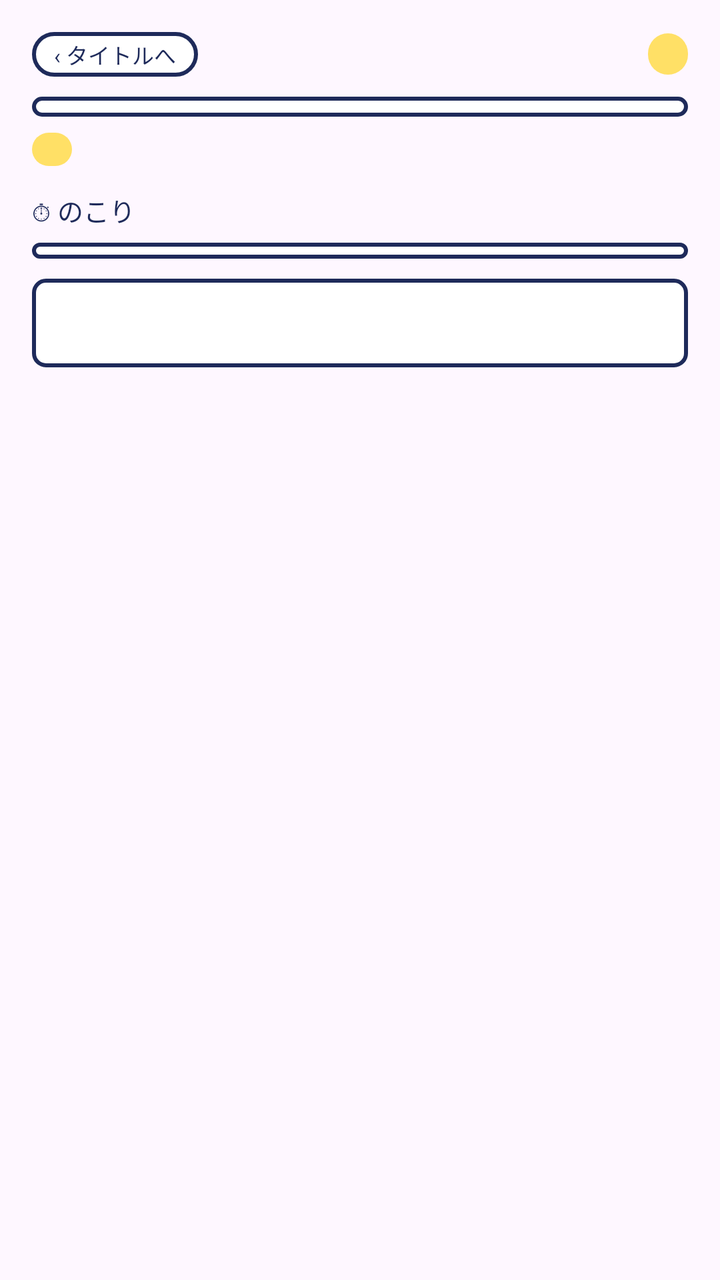
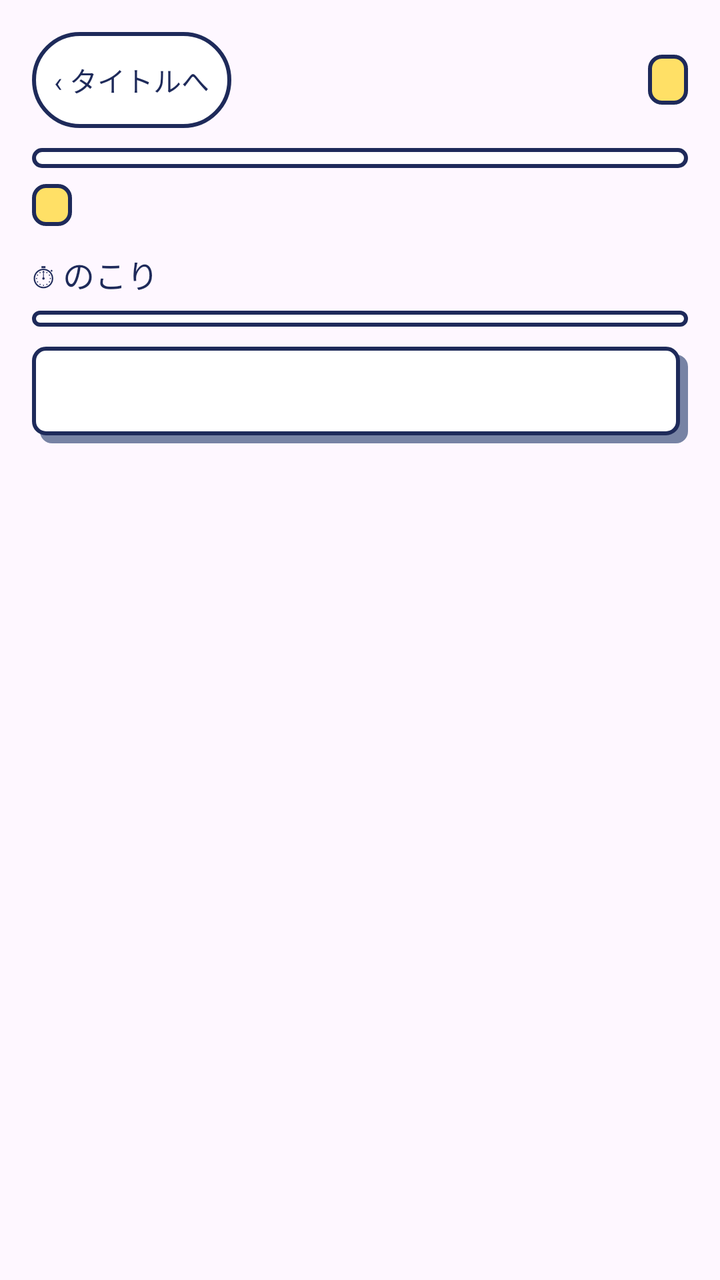

Two renders of the same Android screen: before a commit and after it. Below are the layout's source before the change and the commit's diff.
<!-- AndroidManifest.xml: application theme Theme.AppDesignandDevelopment -->
<!-- res/layout/screen_question.xml -->
<?xml version="1.0" encoding="utf-8"?>
<LinearLayout xmlns:android="http://schemas.android.com/apk/res/android"
    android:layout_width="match_parent"
    android:layout_height="match_parent"
    android:orientation="vertical"
    android:padding="16dp">

    <LinearLayout
        android:layout_width="match_parent"
        android:layout_height="wrap_content"
        android:gravity="center_vertical"
        android:orientation="horizontal">

        <TextView
            android:id="@+id/btn_quit_question"
            android:layout_width="wrap_content"
            android:layout_height="wrap_content"
            android:background="@drawable/bg_pill"
            android:paddingHorizontal="11dp"
            android:paddingVertical="3dp"
            android:text="@string/back_to_title"
            android:textColor="@color/ink"
            android:textSize="11sp" />

        <TextView
            android:id="@+id/question_number"
            android:layout_width="0dp"
            android:layout_height="wrap_content"
            android:layout_weight="1"
            android:gravity="center"
            android:textColor="@color/ink"
            android:textSize="15sp"
            android:textStyle="bold" />

        <TextView
            android:id="@+id/question_score"
            android:layout_width="wrap_content"
            android:layout_height="wrap_content"
            android:background="@drawable/bg_pill_tag"
            android:paddingHorizontal="10dp"
            android:paddingVertical="3dp"
            android:textColor="@color/ink"
            android:textSize="11sp" />
    </LinearLayout>

    <ProgressBar
        android:id="@+id/question_progress"
        style="?android:attr/progressBarStyleHorizontal"
        android:layout_width="match_parent"
        android:layout_height="10dp"
        android:layout_marginTop="10dp"
        android:max="100"
        android:progressDrawable="@drawable/progress_bar" />

    <LinearLayout
        android:layout_width="match_parent"
        android:layout_height="wrap_content"
        android:layout_marginTop="8dp"
        android:gravity="center_vertical"
        android:orientation="horizontal">

        <TextView
            android:id="@+id/question_category"
            android:layout_width="wrap_content"
            android:layout_height="wrap_content"
            android:background="@drawable/bg_pill_tag"
            android:paddingHorizontal="10dp"
            android:paddingVertical="1dp"
            android:textColor="@color/ink"
            android:textSize="11sp" />

        <TextView
            android:id="@+id/question_streak"
            android:layout_width="0dp"
            android:layout_height="wrap_content"
            android:layout_weight="1"
            android:gravity="end"
            android:textColor="@color/primary"
            android:textSize="11sp" />
    </LinearLayout>

    <LinearLayout
        android:layout_width="match_parent"
        android:layout_height="wrap_content"
        android:layout_marginTop="10dp"
        android:gravity="center_vertical"
        android:orientation="horizontal">

        <TextView
            android:layout_width="0dp"
            android:layout_height="wrap_content"
            android:layout_weight="1"
            android:text="@string/time_remaining_label"
            android:textColor="@color/ink"
            android:textSize="13sp" />

        <TextView
            android:id="@+id/timer_text"
            android:layout_width="wrap_content"
            android:layout_height="wrap_content"
            android:textColor="@color/ink"
            android:textSize="18sp"
            android:textStyle="bold" />
    </LinearLayout>

    <ProgressBar
        android:id="@+id/timer_bar"
        style="?android:attr/progressBarStyleHorizontal"
        android:layout_width="match_parent"
        android:layout_height="8dp"
        android:layout_marginTop="4dp"
        android:max="1000"
        android:progressDrawable="@drawable/progress_bar" />

    <LinearLayout
        android:layout_width="match_parent"
        android:layout_height="wrap_content"
        android:layout_marginTop="10dp"
        android:background="@drawable/bg_card"
        android:orientation="vertical"
        android:padding="12dp">

        <TextView
            android:id="@+id/question_image"
            android:layout_width="match_parent"
            android:layout_height="84dp"
            android:layout_marginBottom="8dp"
            android:background="@drawable/bg_card"
            android:gravity="center"
            android:text="🖼"
            android:textSize="32sp"
            android:visibility="gone" />

        <TextView
            android:id="@+id/question_text"
            android:layout_width="match_parent"
            android:layout_height="wrap_content"
            android:lineSpacingMultiplier="1.3"
            android:textColor="@color/ink"
            android:textSize="15sp" />
    </LinearLayout>

    <ScrollView
        android:layout_width="match_parent"
        android:layout_height="0dp"
        android:layout_weight="1"
        android:layout_marginTop="10dp">

        <LinearLayout
            android:id="@+id/choice_list"
            android:layout_width="match_parent"
            android:layout_height="wrap_content"
            android:orientation="vertical" />
    </ScrollView>

</LinearLayout>
<!-- resources referenced by this layout -->
<resources>
  <color name="ink">#1E2A5A</color>
  <color name="primary">#FF5A5F</color>
  <!-- drawable bg_card (drawable) -->
  <?xml version="1.0" encoding="utf-8"?>
  <shape xmlns:android="http://schemas.android.com/apk/res/android" android:shape="rectangle">
      <solid android:color="@color/white" />
      <stroke android:width="2dp" android:color="@color/line" />
      <corners android:radius="6dp" />
  </shape>
  <!-- drawable bg_pill (drawable) -->
  <?xml version="1.0" encoding="utf-8"?>
  <shape xmlns:android="http://schemas.android.com/apk/res/android" android:shape="rectangle">
      <solid android:color="@color/white" />
      <stroke android:width="2dp" android:color="@color/line" />
      <corners android:radius="99dp" />
  </shape>
  <!-- drawable bg_pill_tag (drawable) -->
  <?xml version="1.0" encoding="utf-8"?>
  <shape xmlns:android="http://schemas.android.com/apk/res/android" android:shape="rectangle">
      <solid android:color="@color/secondary" />
      <corners android:radius="99dp" />
  </shape>
  <!-- drawable progress_bar (drawable) -->
  <?xml version="1.0" encoding="utf-8"?>
  <layer-list xmlns:android="http://schemas.android.com/apk/res/android">
      <item android:id="@android:id/background">
          <shape android:shape="rectangle">
              <solid android:color="@color/white" />
              <stroke android:width="2dp" android:color="@color/line" />
              <corners android:radius="99dp" />
          </shape>
      </item>
      <item android:id="@android:id/progress">
          <clip>
              <shape android:shape="rectangle">
                  <solid android:color="@color/primary" />
                  <corners android:radius="99dp" />
              </shape>
          </clip>
      </item>
  </layer-list>
  <string name="back_to_title">‹ タイトルへ</string>
  <string name="time_remaining_label">⏱ のこり</string>
  <style name="Theme.AppDesignandDevelopment" parent="Base.Theme.AppDesignandDevelopment" />
  <color name="white">#FFFFFFFF</color>
  <color name="line">#1E2A5A</color>
  <color name="secondary">#FFE066</color>
  <style name="Base.Theme.AppDesignandDevelopment" parent="Theme.Material3.DayNight.NoActionBar">
          
          
      </style>
</resources>

<!-- the commit's change to res/layout/screen_question.xml (unified diff, before → after) -->
@@ -13,14 +13,19 @@
 
         <TextView
             android:id="@+id/btn_quit_question"
+            android:minHeight="48dp"
+            android:clickable="true"
+            android:focusable="true"
+            android:foreground="?android:attr/selectableItemBackground"
             android:layout_width="wrap_content"
             android:layout_height="wrap_content"
             android:background="@drawable/bg_pill"
+            android:gravity="center"
             android:paddingHorizontal="11dp"
             android:paddingVertical="3dp"
             android:text="@string/back_to_title"
             android:textColor="@color/ink"
-            android:textSize="11sp" />
+            android:textSize="14sp" />
 
         <TextView
             android:id="@+id/question_number"
@@ -29,7 +34,7 @@
             android:layout_weight="1"
             android:gravity="center"
             android:textColor="@color/ink"
-            android:textSize="15sp"
+            android:textSize="18sp"
             android:textStyle="bold" />
 
         <TextView
@@ -40,117 +45,123 @@
             android:paddingHorizontal="10dp"
             android:paddingVertical="3dp"
             android:textColor="@color/ink"
-            android:textSize="11sp" />
-    </LinearLayout>
-
-    <ProgressBar
-        android:id="@+id/question_progress"
-        style="?android:attr/progressBarStyleHorizontal"
-        android:layout_width="match_parent"
-        android:layout_height="10dp"
-        android:layout_marginTop="10dp"
-        android:max="100"
-        android:progressDrawable="@drawable/progress_bar" />
-
-    <LinearLayout
-        android:layout_width="match_parent"
-        android:layout_height="wrap_content"
-        android:layout_marginTop="8dp"
-        android:gravity="center_vertical"
-        android:orientation="horizontal">
-
-        <TextView
-            android:id="@+id/question_category"
-            android:layout_width="wrap_content"
-            android:layout_height="wrap_content"
-            android:background="@drawable/bg_pill_tag"
-            android:paddingHorizontal="10dp"
-            android:paddingVertical="1dp"
-            android:textColor="@color/ink"
-            android:textSize="11sp" />
-
-        <TextView
-            android:id="@+id/question_streak"
-            android:layout_width="0dp"
-            android:layout_height="wrap_content"
-            android:layout_weight="1"
-            android:gravity="end"
-            android:textColor="@color/primary"
-            android:textSize="11sp" />
-    </LinearLayout>
-
-    <LinearLayout
-        android:layout_width="match_parent"
-        android:layout_height="wrap_content"
-        android:layout_marginTop="10dp"
-        android:gravity="center_vertical"
-        android:orientation="horizontal">
-
-        <TextView
-            android:layout_width="0dp"
-            android:layout_height="wrap_content"
-            android:layout_weight="1"
-            android:text="@string/time_remaining_label"
-            android:textColor="@color/ink"
-            android:textSize="13sp" />
-
-        <TextView
-            android:id="@+id/timer_text"
-            android:layout_width="wrap_content"
-            android:layout_height="wrap_content"
-            android:textColor="@color/ink"
-            android:textSize="18sp"
-            android:textStyle="bold" />
-    </LinearLayout>
-
-    <ProgressBar
-        android:id="@+id/timer_bar"
-        style="?android:attr/progressBarStyleHorizontal"
-        android:layout_width="match_parent"
-        android:layout_height="8dp"
-        android:layout_marginTop="4dp"
-        android:max="1000"
-        android:progressDrawable="@drawable/progress_bar" />
-
-    <LinearLayout
-        android:layout_width="match_parent"
-        android:layout_height="wrap_content"
-        android:layout_marginTop="10dp"
-        android:background="@drawable/bg_card"
-        android:orientation="vertical"
-        android:padding="12dp">
-
-        <TextView
-            android:id="@+id/question_image"
-            android:layout_width="match_parent"
-            android:layout_height="84dp"
-            android:layout_marginBottom="8dp"
-            android:background="@drawable/bg_card"
-            android:gravity="center"
-            android:text="🖼"
-            android:textSize="32sp"
-            android:visibility="gone" />
-
-        <TextView
-            android:id="@+id/question_text"
-            android:layout_width="match_parent"
-            android:layout_height="wrap_content"
-            android:lineSpacingMultiplier="1.3"
-            android:textColor="@color/ink"
-            android:textSize="15sp" />
+            android:textSize="14sp" />
     </LinearLayout>
 
     <ScrollView
         android:layout_width="match_parent"
         android:layout_height="0dp"
         android:layout_weight="1"
-        android:layout_marginTop="10dp">
+        android:clipToPadding="false">
+        <LinearLayout
+            android:layout_width="match_parent"
+            android:layout_height="wrap_content"
+            android:orientation="vertical"
+            android:paddingBottom="12dp">
+            <ProgressBar
+                android:id="@+id/question_progress"
+                style="?android:attr/progressBarStyleHorizontal"
+                android:layout_width="match_parent"
+                android:layout_height="10dp"
+                android:layout_marginTop="10dp"
+                android:max="100"
+                android:progressDrawable="@drawable/progress_bar" />
+
+            <LinearLayout
+                android:layout_width="match_parent"
+                android:layout_height="wrap_content"
+                android:layout_marginTop="8dp"
+                android:gravity="center_vertical"
+                android:orientation="horizontal">
+
+                <TextView
+                    android:id="@+id/question_category"
+                    android:layout_width="wrap_content"
+                    android:layout_height="wrap_content"
+                    android:background="@drawable/bg_pill_tag"
+                    android:paddingHorizontal="10dp"
+                    android:paddingVertical="1dp"
+                    android:textColor="@color/ink"
+                    android:textSize="14sp" />
+
+                <TextView
+                    android:id="@+id/question_streak"
+                    android:layout_width="0dp"
+                    android:layout_height="wrap_content"
+                    android:layout_weight="1"
+                    android:gravity="end"
+                    android:textColor="@color/primary"
+                    android:textSize="14sp" />
+            </LinearLayout>
+
+            <LinearLayout
+                android:layout_width="match_parent"
+                android:layout_height="wrap_content"
+                android:layout_marginTop="10dp"
+                android:gravity="center_vertical"
+                android:orientation="horizontal">
+
+                <TextView
+                    android:layout_width="0dp"
+                    android:layout_height="wrap_content"
+                    android:layout_weight="1"
+                    android:text="@string/time_remaining_label"
+                    android:textColor="@color/ink"
+                    android:textSize="16sp" />
+
+                <TextView
+                    android:id="@+id/timer_text"
+                    android:layout_width="wrap_content"
+                    android:layout_height="wrap_content"
+                    android:textColor="@color/ink"
+                    android:textSize="21sp"
+                    android:textStyle="bold" />
+            </LinearLayout>
+
+            <ProgressBar
+                android:id="@+id/timer_bar"
+                style="?android:attr/progressBarStyleHorizontal"
+                android:layout_width="match_parent"
+                android:layout_height="8dp"
+                android:layout_marginTop="4dp"
+                android:max="1000"
+                android:progressDrawable="@drawable/progress_bar" />
+
+            <LinearLayout
+                android:layout_width="match_parent"
+                android:layout_height="wrap_content"
+                android:layout_marginTop="10dp"
+                android:background="@drawable/bg_card"
+                android:orientation="vertical"
+                android:padding="12dp">
+
+                <TextView
+                    android:id="@+id/question_image"
+                    android:layout_width="match_parent"
+                    android:layout_height="84dp"
+                    android:layout_marginBottom="8dp"
+                    android:background="@drawable/bg_card"
+                    android:gravity="center"
+                    android:text="🖼"
+                    android:textSize="32sp"
+                    android:visibility="gone" />
+
+                <TextView
+                    android:id="@+id/question_text"
+                    android:layout_width="match_parent"
+                    android:layout_height="wrap_content"
+                    android:lineSpacingMultiplier="1.3"
+                    android:textColor="@color/ink"
+                    android:textSize="18sp" />
+            </LinearLayout>
 
         <LinearLayout
             android:id="@+id/choice_list"
+            android:layout_marginTop="12dp"
             android:layout_width="match_parent"
             android:layout_height="wrap_content"
             android:orientation="vertical" />
+        </LinearLayout>
     </ScrollView>
 
 </LinearLayout>
<!-- resource entries referenced after the edit -->
@@ -4,11 +4,14 @@
   <color name="primary">#FF5A5F</color>
   <!-- drawable bg_card (drawable) -->
   <?xml version="1.0" encoding="utf-8"?>
-  <shape xmlns:android="http://schemas.android.com/apk/res/android" android:shape="rectangle">
-      <solid android:color="@color/white" />
-      <stroke android:width="2dp" android:color="@color/line" />
-      <corners android:radius="6dp" />
-  </shape>
+  <layer-list xmlns:android="http://schemas.android.com/apk/res/android">
+      <item android:left="4dp" android:top="4dp">
+          <shape><solid android:color="#7783A4" /><corners android:radius="6dp" /></shape>
+      </item>
+      <item android:right="4dp" android:bottom="4dp">
+          <shape><solid android:color="@color/white" /><stroke android:width="2dp" android:color="@color/line" /><corners android:radius="6dp" /></shape>
+      </item>
+  </layer-list>
   <!-- drawable bg_pill (drawable) -->
   <?xml version="1.0" encoding="utf-8"?>
   <shape xmlns:android="http://schemas.android.com/apk/res/android" android:shape="rectangle">
@@ -20,7 +23,8 @@
   <?xml version="1.0" encoding="utf-8"?>
   <shape xmlns:android="http://schemas.android.com/apk/res/android" android:shape="rectangle">
       <solid android:color="@color/secondary" />
-      <corners android:radius="99dp" />
+      <stroke android:width="2dp" android:color="@color/line" />
+      <corners android:radius="6dp" />
   </shape>
   <!-- drawable progress_bar (drawable) -->
   <?xml version="1.0" encoding="utf-8"?>
